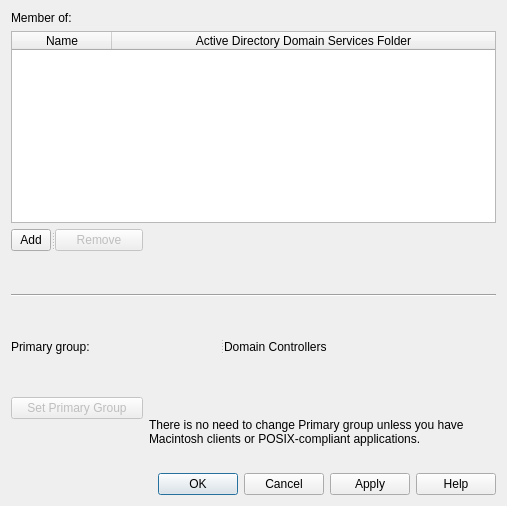
Ravenwolve/gpm_screens_and_design, file ui/ComputerMemberOfForm.ui: the form before one commit.
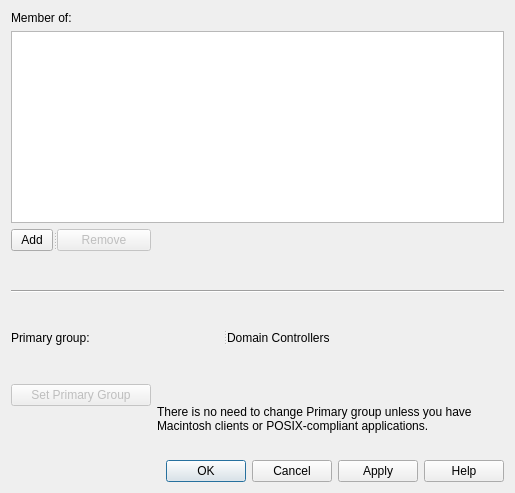
The form after the commit.

```diff
--- a/ui/ComputerMemberOfForm.ui
+++ b/ui/ComputerMemberOfForm.ui
@@ -6,8 +6,8 @@
    <rect>
     <x>0</x>
     <y>0</y>
-    <width>507</width>
-    <height>506</height>
+    <width>515</width>
+    <height>493</height>
    </rect>
   </property>
   <property name="windowTitle">
@@ -24,32 +24,10 @@
       </widget>
      </item>
      <item row="1" column="0">
-      <widget class="QTableWidget" name="memberOfTableWidget">
+      <widget class="QTableView" name="memberOfTableView">
        <property name="wordWrap">
         <bool>true</bool>
        </property>
-       <property name="columnCount">
-        <number>2</number>
-       </property>
-       <attribute name="horizontalHeaderVisible">
-        <bool>true</bool>
-       </attribute>
-       <attribute name="horizontalHeaderCascadingSectionResizes">
-        <bool>false</bool>
-       </attribute>
-       <attribute name="horizontalHeaderStretchLastSection">
-        <bool>true</bool>
-       </attribute>
-       <column>
-        <property name="text">
-         <string>Name</string>
-        </property>
-       </column>
-       <column>
-        <property name="text">
-         <string>Active Directory Domain Services Folder</string>
-        </property>
-       </column>
       </widget>
      </item>
     </layout>
```
